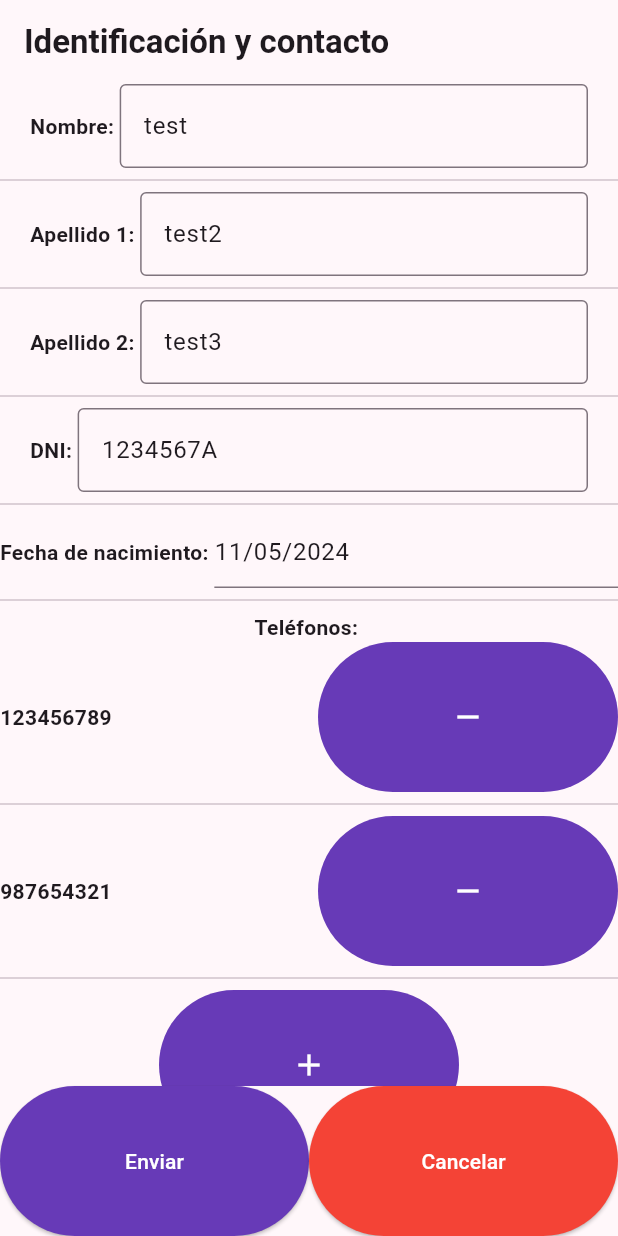
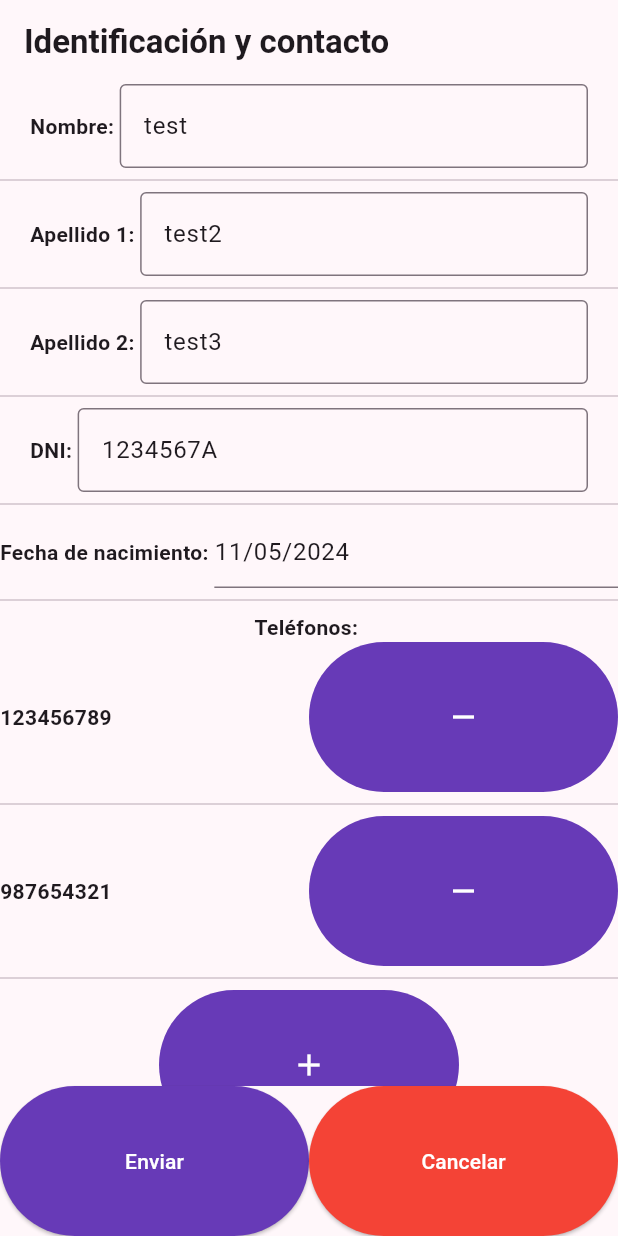
Before and after one commit to TsolidarioFG/2024-AGAELA-plataforma, a Flutter app: the IdentificationAndContact screen opened directly, on a phone screen of 412 x 824 dp. Run offline on Flutter 3.47's test engine with Material 3 defaults, Android fonts, the phone set to English and light mode, and no system bars; our stand-ins replace get_it, go_router; accounts and stored records are empty; generated files the repository leaves out were written again.

Commit message:
Changed add remove list elements to fix text overflow

```diff
--- a/agaela_app/lib/features/edit_profile/widgets/add_remove_list_elements.dart
+++ b/agaela_app/lib/features/edit_profile/widgets/add_remove_list_elements.dart
@@ -80,9 +80,11 @@ class _AddRemoveListElementsState extends State<AddRemoveListElements> {
                 Expanded(
                   child: TextBoldStyle(text: _actualElements[index].toString()),
                 ),
-                IconButtonEditProfile(
-                  function: () => _removeElement(index),
-                  newIcon: const Icon(Icons.remove),
+                Expanded(
+                  child: IconButtonEditProfile(
+                    function: () => _removeElement(index),
+                    newIcon: const Icon(Icons.remove),
+                  ),
                 ),
               ],
             );
@@ -99,9 +101,11 @@ class _AddRemoveListElementsState extends State<AddRemoveListElements> {
                       validator: widget.validator,
                     ),
                   ),
-                  IconButtonEditProfile(
-                      function: () => _addElement(_controller.text),
-                      newIcon: const Icon(Icons.add))
+                  Expanded(
+                    child: IconButtonEditProfile(
+                        function: () => _addElement(_controller.text),
+                        newIcon: const Icon(Icons.add)),
+                  )
                 ],
               )
             : IconButtonEditProfile(
```
